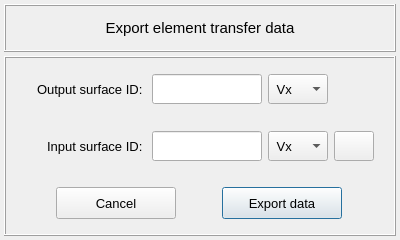
MOPT-UFSC/VIBRA, file vibra/interface/data/ui_files/data_handler/export_element_transfer_data.ui: the form before one commit.
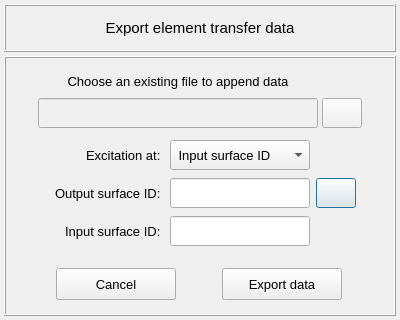
The form after the commit. Icons and pictures are not drawn.

The edit to the form file:
```diff
--- a/vibra/interface/data/ui_files/data_handler/export_element_transfer_data.ui
+++ b/vibra/interface/data/ui_files/data_handler/export_element_transfer_data.ui
@@ -10,7 +10,7 @@
     <x>0</x>
     <y>0</y>
     <width>400</width>
-    <height>240</height>
+    <height>320</height>
    </rect>
   </property>
   <property name="sizePolicy">
@@ -22,13 +22,13 @@
   <property name="minimumSize">
    <size>
     <width>400</width>
-    <height>240</height>
+    <height>320</height>
    </size>
   </property>
   <property name="maximumSize">
    <size>
     <width>400</width>
-    <height>400</height>
+    <height>320</height>
    </size>
   </property>
   <property name="contextMenuPolicy">
@@ -165,128 +165,12 @@
       <property name="bottomMargin">
        <number>4</number>
       </property>
-      <property name="spacing">
+      <property name="horizontalSpacing">
        <number>4</number>
       </property>
-      <item row="2" column="0">
-       <widget class="QFrame" name="frame_3">
-        <property name="minimumSize">
-         <size>
-          <width>0</width>
-          <height>52</height>
-         </size>
-        </property>
-        <property name="maximumSize">
-         <size>
-          <width>16777215</width>
-          <height>52</height>
-         </size>
-        </property>
-        <property name="frameShape">
-         <enum>QFrame::NoFrame</enum>
-        </property>
-        <property name="frameShadow">
-         <enum>QFrame::Raised</enum>
-        </property>
-        <layout class="QGridLayout" name="gridLayout_47">
-         <property name="leftMargin">
-          <number>2</number>
-         </property>
-         <property name="topMargin">
-          <number>2</number>
-         </property>
-         <property name="rightMargin">
-          <number>2</number>
-         </property>
-         <property name="bottomMargin">
-          <number>2</number>
-         </property>
-         <property name="spacing">
-          <number>2</number>
-         </property>
-         <item row="0" column="1">
-          <widget class="QPushButton" name="pushButton_export_data">
-           <property name="minimumSize">
-            <size>
-             <width>120</width>
-             <height>32</height>
-            </size>
-           </property>
-           <property name="maximumSize">
-            <size>
-             <width>120</width>
-             <height>32</height>
-            </size>
-           </property>
-           <property name="font">
-            <font>
-             <family>MS Shell Dlg 2</family>
-             <pointsize>10</pointsize>
-             <weight>50</weight>
-             <italic>false</italic>
-             <bold>false</bold>
-            </font>
-           </property>
-           <property name="styleSheet">
-            <string notr="true"/>
-           </property>
-           <property name="text">
-            <string>Export data</string>
-           </property>
-           <property name="iconSize">
-            <size>
-             <width>20</width>
-             <height>20</height>
-            </size>
-           </property>
-           <property name="flat">
-            <bool>false</bool>
-           </property>
-          </widget>
-         </item>
-         <item row="0" column="0">
-          <widget class="QPushButton" name="pushButton_cancel">
-           <property name="minimumSize">
-            <size>
-             <width>120</width>
-             <height>32</height>
-            </size>
-           </property>
-           <property name="maximumSize">
-            <size>
-             <width>120</width>
-             <height>32</height>
-            </size>
-           </property>
-           <property name="font">
-            <font>
-             <family>MS Shell Dlg 2</family>
-             <pointsize>10</pointsize>
-             <weight>50</weight>
-             <italic>false</italic>
-             <bold>false</bold>
-            </font>
-           </property>
-           <property name="styleSheet">
-            <string notr="true"/>
-           </property>
-           <property name="text">
-            <string>Cancel</string>
-           </property>
-           <property name="iconSize">
-            <size>
-             <width>20</width>
-             <height>20</height>
-            </size>
-           </property>
-           <property name="flat">
-            <bool>false</bool>
-           </property>
-          </widget>
-         </item>
-        </layout>
-       </widget>
-      </item>
+      <property name="verticalSpacing">
+       <number>2</number>
+      </property>
       <item row="1" column="0">
        <widget class="QFrame" name="frame_8">
         <property name="minimumSize">
@@ -298,7 +182,7 @@
         <property name="maximumSize">
          <size>
           <width>16777215</width>
-          <height>52</height>
+          <height>16777215</height>
          </size>
         </property>
         <property name="frameShape">
@@ -326,7 +210,7 @@
          <property name="verticalSpacing">
           <number>2</number>
          </property>
-         <item row="0" column="4">
+         <item row="2" column="3">
           <widget class="QPushButton" name="pushButton_invert_selection">
            <property name="minimumSize">
             <size>
@@ -373,53 +257,7 @@
            </property>
           </widget>
          </item>
-         <item row="0" column="0">
-          <spacer name="horizontalSpacer_4">
-           <property name="orientation">
-            <enum>Qt::Horizontal</enum>
-           </property>
-           <property name="sizeHint" stdset="0">
-            <size>
-             <width>40</width>
-             <height>20</height>
-            </size>
-           </property>
-          </spacer>
-         </item>
-         <item row="0" column="2">
-          <widget class="QLineEdit" name="lineEdit_input_selected_id">
-           <property name="minimumSize">
-            <size>
-             <width>110</width>
-             <height>30</height>
-            </size>
-           </property>
-           <property name="maximumSize">
-            <size>
-             <width>110</width>
-             <height>30</height>
-            </size>
-           </property>
-           <property name="font">
-            <font>
-             <pointsize>10</pointsize>
-             <weight>50</weight>
-             <italic>false</italic>
-             <bold>false</bold>
-            </font>
-           </property>
-           <property name="styleSheet">
-            <string notr="true"/>
-           </property>
-           <property name="text">
-            <string/>
-           </property>
-           <property name="alignment">
-            <set>Qt::AlignCenter</set>
-           </property>
-          </widget>
-         </item>
-         <item row="0" column="1">
+         <item row="3" column="1">
           <widget class="QLabel" name="label_15">
            <property name="minimumSize">
             <size>
@@ -450,7 +288,7 @@
            </property>
           </widget>
          </item>
-         <item row="0" column="5">
+         <item row="2" column="4">
           <spacer name="horizontalSpacer_3">
            <property name="orientation">
             <enum>Qt::Horizontal</enum>
@@ -463,23 +301,39 @@
            </property>
           </spacer>
          </item>
-         <item row="0" column="3">
-          <widget class="QComboBox" name="comboBox_input_velocity_component">
+         <item row="2" column="0">
+          <spacer name="horizontalSpacer_4">
+           <property name="orientation">
+            <enum>Qt::Horizontal</enum>
+           </property>
+           <property name="sizeHint" stdset="0">
+            <size>
+             <width>40</width>
+             <height>20</height>
+            </size>
+           </property>
+          </spacer>
+         </item>
+         <item row="3" column="2">
+          <widget class="QLineEdit" name="lineEdit_input_selected_id">
            <property name="minimumSize">
             <size>
-             <width>60</width>
+             <width>140</width>
              <height>30</height>
             </size>
            </property>
            <property name="maximumSize">
             <size>
-             <width>110</width>
+             <width>140</width>
              <height>30</height>
             </size>
            </property>
            <property name="font">
             <font>
              <pointsize>10</pointsize>
+             <weight>50</weight>
+             <italic>false</italic>
+             <bold>false</bold>
             </font>
            </property>
            <property name="toolTip">
@@ -488,97 +342,25 @@
            <property name="styleSheet">
             <string notr="true"/>
            </property>
-           <property name="currentIndex">
-            <number>0</number>
+           <property name="text">
+            <string/>
            </property>
-           <item>
-            <property name="text">
-             <string> Vx</string>
-            </property>
-           </item>
-           <item>
-            <property name="text">
-             <string> Vy</string>
-            </property>
-           </item>
-           <item>
-            <property name="text">
-             <string> Vz</string>
-            </property>
-           </item>
-           <item>
-            <property name="text">
-             <string> Vn</string>
-            </property>
-           </item>
+           <property name="alignment">
+            <set>Qt::AlignCenter</set>
+           </property>
           </widget>
          </item>
-        </layout>
-       </widget>
-      </item>
-      <item row="0" column="0">
-       <widget class="QFrame" name="frame_4">
-        <property name="minimumSize">
-         <size>
-          <width>0</width>
-          <height>52</height>
-         </size>
-        </property>
-        <property name="maximumSize">
-         <size>
-          <width>16777215</width>
-          <height>52</height>
-         </size>
-        </property>
-        <property name="frameShape">
-         <enum>QFrame::NoFrame</enum>
-        </property>
-        <property name="frameShadow">
-         <enum>QFrame::Raised</enum>
-        </property>
-        <layout class="QGridLayout" name="gridLayout">
-         <property name="leftMargin">
-          <number>2</number>
-         </property>
-         <property name="topMargin">
-          <number>2</number>
-         </property>
-         <property name="rightMargin">
-          <number>2</number>
-         </property>
-         <property name="bottomMargin">
-          <number>2</number>
-         </property>
-         <property name="horizontalSpacing">
-          <number>6</number>
-         </property>
-         <property name="verticalSpacing">
-          <number>2</number>
-         </property>
-         <item row="0" column="0">
-          <spacer name="horizontalSpacer">
-           <property name="orientation">
-            <enum>Qt::Horizontal</enum>
-           </property>
-           <property name="sizeHint" stdset="0">
-            <size>
-             <width>40</width>
-             <height>20</height>
-            </size>
-           </property>
-          </spacer>
-         </item>
-         <item row="0" column="2">
+         <item row="2" column="2">
           <widget class="QLineEdit" name="lineEdit_output_selected_id">
            <property name="minimumSize">
             <size>
-             <width>110</width>
+             <width>140</width>
              <height>30</height>
             </size>
            </property>
            <property name="maximumSize">
             <size>
-             <width>110</width>
+             <width>140</width>
              <height>30</height>
             </size>
            </property>
@@ -598,20 +380,7 @@
            </property>
           </widget>
          </item>
-         <item row="0" column="5">
-          <spacer name="horizontalSpacer_2">
-           <property name="orientation">
-            <enum>Qt::Horizontal</enum>
-           </property>
-           <property name="sizeHint" stdset="0">
-            <size>
-             <width>40</width>
-             <height>20</height>
-            </size>
-           </property>
-          </spacer>
-         </item>
-         <item row="0" column="1">
+         <item row="2" column="1">
           <widget class="QLabel" name="label_10">
            <property name="minimumSize">
             <size>
@@ -642,17 +411,48 @@
            </property>
           </widget>
          </item>
-         <item row="0" column="3">
-          <widget class="QComboBox" name="comboBox_output_velocity_component">
+         <item row="1" column="1">
+          <widget class="QLabel" name="label_11">
            <property name="minimumSize">
             <size>
-             <width>60</width>
+             <width>120</width>
              <height>30</height>
             </size>
            </property>
            <property name="maximumSize">
             <size>
-             <width>110</width>
+             <width>140</width>
+             <height>30</height>
+            </size>
+           </property>
+           <property name="font">
+            <font>
+             <family>MS Shell Dlg 2</family>
+             <pointsize>10</pointsize>
+             <weight>50</weight>
+             <italic>false</italic>
+             <bold>false</bold>
+            </font>
+           </property>
+           <property name="text">
+            <string>Excitation at: </string>
+           </property>
+           <property name="alignment">
+            <set>Qt::AlignRight|Qt::AlignTrailing|Qt::AlignVCenter</set>
+           </property>
+          </widget>
+         </item>
+         <item row="1" column="2">
+          <widget class="QComboBox" name="comboBox_excitation_surface">
+           <property name="minimumSize">
+            <size>
+             <width>140</width>
+             <height>30</height>
+            </size>
+           </property>
+           <property name="maximumSize">
+            <size>
+             <width>140</width>
              <height>30</height>
             </size>
            </property>
@@ -672,7 +472,7 @@
            </property>
            <item>
             <property name="text">
-             <string> Vx</string>
+             <string> Input surface ID</string>
             </property>
            </item>
            <item>
@@ -692,25 +492,309 @@
            </item>
           </widget>
          </item>
-         <item row="0" column="4">
-          <widget class="QFrame" name="frame_7">
+        </layout>
+       </widget>
+      </item>
+      <item row="2" column="0">
+       <widget class="QFrame" name="frame_3">
+        <property name="minimumSize">
+         <size>
+          <width>0</width>
+          <height>52</height>
+         </size>
+        </property>
+        <property name="maximumSize">
+         <size>
+          <width>16777215</width>
+          <height>52</height>
+         </size>
+        </property>
+        <property name="frameShape">
+         <enum>QFrame::NoFrame</enum>
+        </property>
+        <property name="frameShadow">
+         <enum>QFrame::Raised</enum>
+        </property>
+        <layout class="QGridLayout" name="gridLayout_47">
+         <property name="leftMargin">
+          <number>2</number>
+         </property>
+         <property name="topMargin">
+          <number>2</number>
+         </property>
+         <property name="rightMargin">
+          <number>2</number>
+         </property>
+         <property name="bottomMargin">
+          <number>2</number>
+         </property>
+         <property name="spacing">
+          <number>2</number>
+         </property>
+         <item row="0" column="1">
+          <widget class="QPushButton" name="pushButton_export_data">
            <property name="minimumSize">
             <size>
+             <width>120</width>
+             <height>32</height>
+            </size>
+           </property>
+           <property name="maximumSize">
+            <size>
+             <width>120</width>
+             <height>32</height>
+            </size>
+           </property>
+           <property name="font">
+            <font>
+             <family>MS Shell Dlg 2</family>
+             <pointsize>10</pointsize>
+             <weight>50</weight>
+             <italic>false</italic>
+             <bold>false</bold>
+            </font>
+           </property>
+           <property name="styleSheet">
+            <string notr="true"/>
+           </property>
+           <property name="text">
+            <string>Export data</string>
+           </property>
+           <property name="iconSize">
+            <size>
+             <width>20</width>
+             <height>20</height>
+            </size>
+           </property>
+           <property name="flat">
+            <bool>false</bool>
+           </property>
+          </widget>
+         </item>
+         <item row="0" column="0">
+          <widget class="QPushButton" name="pushButton_cancel">
+           <property name="minimumSize">
+            <size>
+             <width>120</width>
+             <height>32</height>
+            </size>
+           </property>
+           <property name="maximumSize">
+            <size>
+             <width>120</width>
+             <height>32</height>
+            </size>
+           </property>
+           <property name="font">
+            <font>
+             <family>MS Shell Dlg 2</family>
+             <pointsize>10</pointsize>
+             <weight>50</weight>
+             <italic>false</italic>
+             <bold>false</bold>
+            </font>
+           </property>
+           <property name="styleSheet">
+            <string notr="true"/>
+           </property>
+           <property name="text">
+            <string>Cancel</string>
+           </property>
+           <property name="iconSize">
+            <size>
+             <width>20</width>
+             <height>20</height>
+            </size>
+           </property>
+           <property name="flat">
+            <bool>false</bool>
+           </property>
+          </widget>
+         </item>
+        </layout>
+       </widget>
+      </item>
+      <item row="0" column="0">
+       <widget class="QFrame" name="frame_9">
+        <property name="minimumSize">
+         <size>
+          <width>260</width>
+          <height>68</height>
+         </size>
+        </property>
+        <property name="maximumSize">
+         <size>
+          <width>16777215</width>
+          <height>68</height>
+         </size>
+        </property>
+        <property name="frameShape">
+         <enum>QFrame::NoFrame</enum>
+        </property>
+        <property name="frameShadow">
+         <enum>QFrame::Raised</enum>
+        </property>
+        <layout class="QGridLayout" name="gridLayout_5">
+         <property name="leftMargin">
+          <number>0</number>
+         </property>
+         <property name="topMargin">
+          <number>4</number>
+         </property>
+         <property name="rightMargin">
+          <number>0</number>
+         </property>
+         <property name="bottomMargin">
+          <number>0</number>
+         </property>
+         <property name="horizontalSpacing">
+          <number>4</number>
+         </property>
+         <property name="verticalSpacing">
+          <number>2</number>
+         </property>
+         <item row="1" column="2">
+          <widget class="QPushButton" name="pushButton_search">
+           <property name="enabled">
+            <bool>true</bool>
+           </property>
+           <property name="sizePolicy">
+            <sizepolicy hsizetype="Expanding" vsizetype="Fixed">
+             <horstretch>0</horstretch>
+             <verstretch>0</verstretch>
+            </sizepolicy>
+           </property>
+           <property name="minimumSize">
+            <size>
              <width>40</width>
-             <height>0</height>
+             <height>30</height>
             </size>
            </property>
            <property name="maximumSize">
             <size>
              <width>40</width>
-             <height>16777215</height>
+             <height>30</height>
             </size>
            </property>
-           <property name="frameShape">
-            <enum>QFrame::NoFrame</enum>
+           <property name="font">
+            <font>
+             <family>MS Shell Dlg 2</family>
+             <pointsize>10</pointsize>
+             <weight>50</weight>
+             <italic>false</italic>
+             <bold>false</bold>
+            </font>
            </property>
-           <property name="frameShadow">
-            <enum>QFrame::Raised</enum>
+           <property name="toolTip">
+            <string>&lt;html&gt;&lt;head/&gt;&lt;body&gt;&lt;p&gt;Choose a spreadsheet file to append data&lt;/p&gt;&lt;/body&gt;&lt;/html&gt;</string>
+           </property>
+           <property name="styleSheet">
+            <string notr="true"/>
+           </property>
+           <property name="text">
+            <string/>
+           </property>
+           <property name="icon">
+            <iconset>
+             <normaloff>../../../../../../OpenPulse/pulse/interface/data/icons/common/new_file.png</normaloff>../../../../../../OpenPulse/pulse/interface/data/icons/common/new_file.png</iconset>
+           </property>
+           <property name="iconSize">
+            <size>
+             <width>20</width>
+             <height>20</height>
+            </size>
+           </property>
+          </widget>
+         </item>
+         <item row="1" column="1">
+          <widget class="QLineEdit" name="lineEdit_spreadsheet_path">
+           <property name="enabled">
+            <bool>false</bool>
+           </property>
+           <property name="minimumSize">
+            <size>
+             <width>280</width>
+             <height>30</height>
+            </size>
+           </property>
+           <property name="maximumSize">
+            <size>
+             <width>280</width>
+             <height>30</height>
+            </size>
+           </property>
+           <property name="font">
+            <font>
+             <pointsize>9</pointsize>
+             <weight>50</weight>
+             <bold>false</bold>
+            </font>
+           </property>
+           <property name="toolTip">
+            <string>&lt;html&gt;&lt;head/&gt;&lt;body&gt;&lt;p&gt;Spreadsheet file path to append data&lt;/p&gt;&lt;/body&gt;&lt;/html&gt;</string>
+           </property>
+           <property name="styleSheet">
+            <string notr="true"/>
+           </property>
+           <property name="alignment">
+            <set>Qt::AlignCenter</set>
+           </property>
+          </widget>
+         </item>
+         <item row="1" column="3">
+          <spacer name="horizontalSpacer_8">
+           <property name="orientation">
+            <enum>Qt::Horizontal</enum>
+           </property>
+           <property name="sizeHint" stdset="0">
+            <size>
+             <width>40</width>
+             <height>20</height>
+            </size>
+           </property>
+          </spacer>
+         </item>
+         <item row="1" column="0">
+          <spacer name="horizontalSpacer_7">
+           <property name="orientation">
+            <enum>Qt::Horizontal</enum>
+           </property>
+           <property name="sizeHint" stdset="0">
+            <size>
+             <width>40</width>
+             <height>20</height>
+            </size>
+           </property>
+          </spacer>
+         </item>
+         <item row="0" column="1">
+          <widget class="QLabel" name="label_12">
+           <property name="minimumSize">
+            <size>
+             <width>120</width>
+             <height>20</height>
+            </size>
+           </property>
+           <property name="maximumSize">
+            <size>
+             <width>800</width>
+             <height>30</height>
+            </size>
+           </property>
+           <property name="font">
+            <font>
+             <family>MS Shell Dlg 2</family>
+             <pointsize>10</pointsize>
+             <weight>50</weight>
+             <italic>false</italic>
+             <bold>false</bold>
+            </font>
+           </property>
+           <property name="text">
+            <string>Choose an existing file to append data</string>
+           </property>
+           <property name="alignment">
+            <set>Qt::AlignCenter</set>
            </property>
           </widget>
          </item>
```
Left out of the diff: 17 changed lines with no effect on the pictures.
